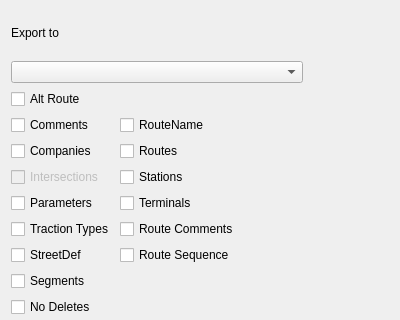
First picture: the form in mapper_app/ui/exportdlg.ui, repository allenck/mapper, before the edit; both pictures show x 0 to 400 and y 0 to 320 of the 400 by 489 pixel window.
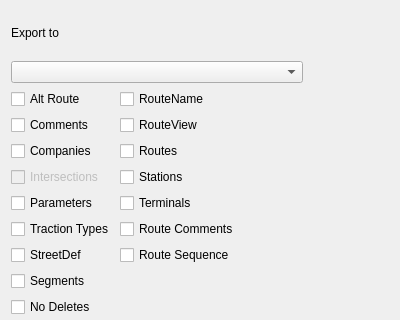
Second picture: the form after the edit.

Commit message: fix street view row height, Postgres sql changes

```diff
--- a/mapper_app/ui/exportdlg.ui
+++ b/mapper_app/ui/exportdlg.ui
@@ -153,16 +153,6 @@
      </property>
     </widget>
    </item>
-   <item row="3" column="1">
-    <widget class="QCheckBox" name="chkRouteName">
-     <property name="enabled">
-      <bool>true</bool>
-     </property>
-     <property name="text">
-      <string>RouteName</string>
-     </property>
-    </widget>
-   </item>
    <item row="17" column="0">
     <widget class="QPushButton" name="btnFinish">
      <property name="toolTip">
@@ -254,6 +244,23 @@
      </property>
     </widget>
    </item>
+   <item row="2" column="1">
+    <widget class="QCheckBox" name="chkRouteName">
+     <property name="enabled">
+      <bool>true</bool>
+     </property>
+     <property name="text">
+      <string>RouteName</string>
+     </property>
+    </widget>
+   </item>
+   <item row="3" column="1">
+    <widget class="QCheckBox" name="chkRouteView">
+     <property name="text">
+      <string>RouteView</string>
+     </property>
+    </widget>
+   </item>
   </layout>
  </widget>
  <resources/>
```
The commit also changes 25 other files.
